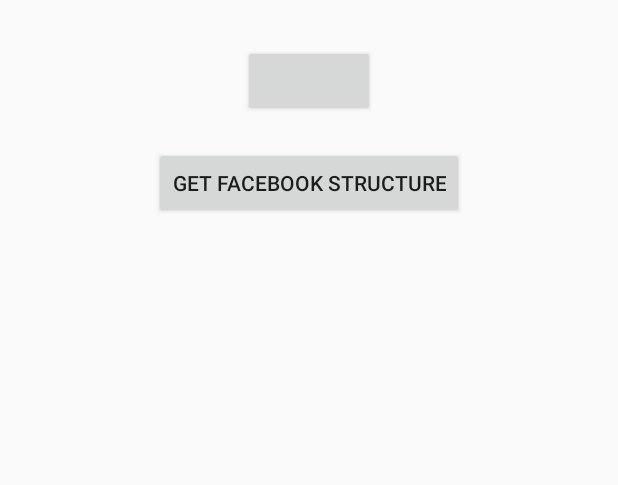
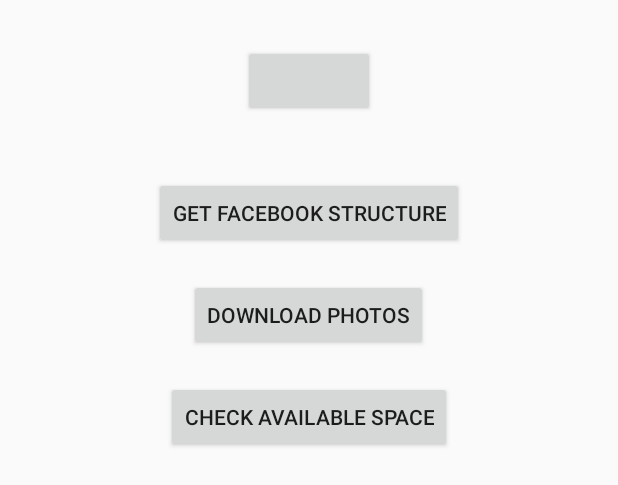
Before and after one commit to SimonCierniewski/FriendlyGallery, an Android app: the layout fragment_home.xml on its own in the app's theme, with its tools: preview values and no code run, on a phone screen of 412 x 824 dp. Shown: the top 485 px of the screen. Run offline under Robolectric (Android 15) with nearby library versions, the phone set to English and light mode, and no system bars; plain views replace LoginButton.

Commit message:
Downloading all Facebook Photos

```diff
--- a/app/build.gradle
+++ b/app/build.gradle
@@ -70,7 +70,7 @@ android {
     buildToolsVersion '19.1.0'
 
     defaultConfig {
-        minSdkVersion 10
+        minSdkVersion 18
         targetSdkVersion 19
         versionCode project.ext.versionCode
         versionName project.ext.versionName
--- a/app/src/main/AndroidManifest.xml
+++ b/app/src/main/AndroidManifest.xml
@@ -5,6 +5,7 @@
     <uses-permission android:name="android.permission.INTERNET" />
     <uses-permission android:name="android.permission.ACCESS_NETWORK_STATE" />
     <uses-permission android:name="android.permission.WRITE_EXTERNAL_STORAGE" />
+    <uses-permission android:name="android.permission.READ_EXTERNAL_STORAGE" />
 
     <application
         android:name="pl.cierniewski.friendlygallery.MainApplication"
--- a/app/src/main/res/layout/fragment_home.xml
+++ b/app/src/main/res/layout/fragment_home.xml
@@ -18,6 +18,22 @@
         android:layout_height="wrap_content"
         android:text="@string/home_get_facebook_structure"
         android:layout_gravity="center_horizontal"
+        android:layout_marginTop="40dp"/>
+
+    <Button
+        android:id="@+id/home_download_photos_button"
+        android:layout_width="wrap_content"
+        android:layout_height="wrap_content"
+        android:text="@string/home_download_photos"
+        android:layout_gravity="center_horizontal"
+        android:layout_marginTop="20dp"/>
+
+    <Button
+        android:id="@+id/home_available_space_button"
+        android:layout_width="wrap_content"
+        android:layout_height="wrap_content"
+        android:text="@string/home_available_space"
+        android:layout_gravity="center_horizontal"
         android:layout_marginTop="20dp"/>
 
 </LinearLayout>
--- a/app/src/main/res/values/strings.xml
+++ b/app/src/main/res/values/strings.xml
@@ -3,5 +3,7 @@
 
     <string name="app_name">Friendly Gallery</string>
     <string name="home_get_facebook_structure">Get Facebook structure</string>
+    <string name="home_download_photos">Download photos</string>
+    <string name="home_available_space">Check available space</string>
 
 </resources>
```
Also changed, not shown: app/src/main/java/pl/cierniewski/friendlygallery/HomeFragment.java (+115 -4 lines), app/src/main/java/pl/cierniewski/friendlygallery/facebook/Friend.java (+8 -0 lines).
